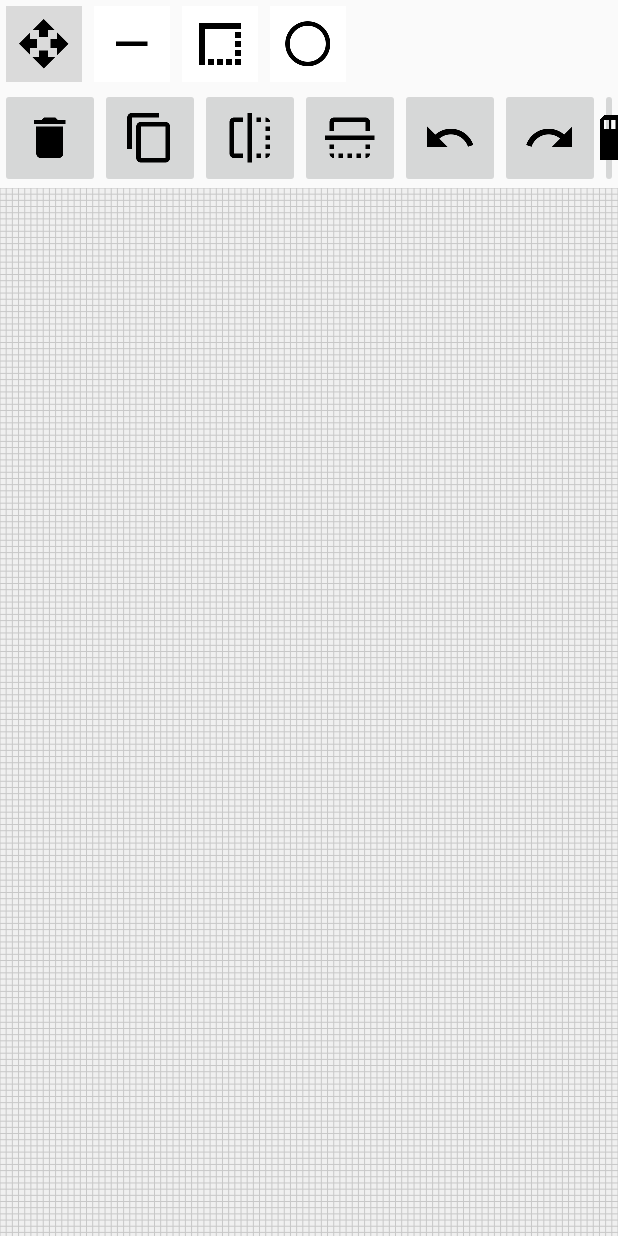
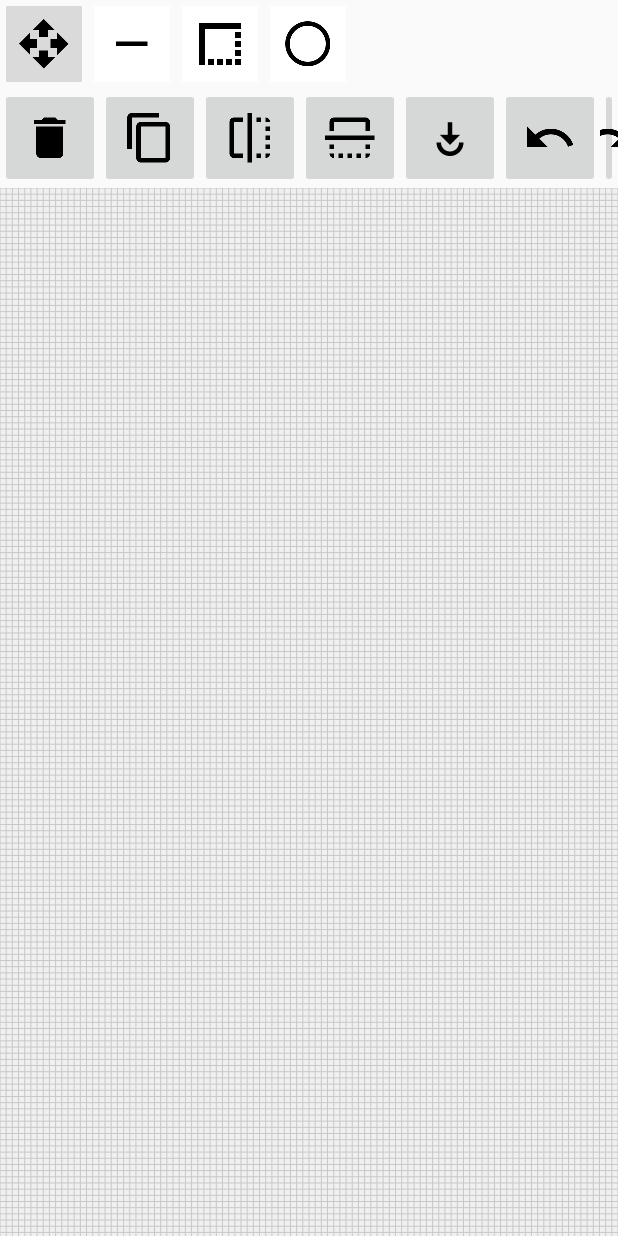
Before and after one commit to tarvainen/rodent-mobile, an Android app: the DrawingActivity screen opened directly, with no data from a screen before it, on a phone screen of 412 x 824 dp. Run offline under Robolectric (Android 15) with nearby library versions, the phone set to English and light mode, and no system bars.

Commit message:
Depth selector

```diff
--- a/app/src/main/java/rodent/rodentmobile/drawing/helpers/GestureDetectingDrawingBoard.java
+++ b/app/src/main/java/rodent/rodentmobile/drawing/helpers/GestureDetectingDrawingBoard.java
@@ -4,7 +4,6 @@ import android.content.Context;
 import android.graphics.Bitmap;
 import android.graphics.Canvas;
 import android.util.AttributeSet;
-import android.util.Log;
 import android.view.MotionEvent;
 import android.view.ScaleGestureDetector;
 
@@ -64,13 +63,16 @@ public class GestureDetectingDrawingBoard extends DrawingBoard {
         if (isToolBusy()) {
             drawBusyElement(canvas);
         }
-        Log.d("on draw", this.getPaper().getMillisInPx() + "");
+//        Log.d("on draw", this.getPaper().getMillisInPx() + "");
     }
 
     @Override
     public boolean onTouchEvent (MotionEvent event) {
         this.scaleDetector.onTouchEvent(event);
         this.handleOnTouchEventGesture(event);
+
+        // Touching invalidates drawing. Maybe implement some more logic here to see if drawing
+        // has actually changed.
         this.modified = true;
         return true;
     }
@@ -205,7 +207,7 @@ public class GestureDetectingDrawingBoard extends DrawingBoard {
     public Bitmap getBitmap() {
         Bitmap bitmap = Bitmap.createBitmap(85, 85, Bitmap.Config.ARGB_8888);
         Canvas canvas = new Canvas(bitmap);
-        canvas.scale(0.25f, 0.25f); // Magic variables.
+        canvas.scale(0.25f, 0.25f); // Magic numbers.
         drawElements(canvas);
         invalidate();
         return bitmap;
--- a/app/src/main/java/rodent/rodentmobile/drawing/shapes/Shape.java
+++ b/app/src/main/java/rodent/rodentmobile/drawing/shapes/Shape.java
@@ -2,6 +2,7 @@ package rodent.rodentmobile.drawing.shapes;
 
 import android.graphics.Canvas;
 import android.graphics.Paint;
+import android.util.Log;
 
 import java.io.Serializable;
 
@@ -92,6 +93,7 @@ public abstract class Shape implements Serializable {
 
     public void setDepth (float depth) {
         this.depth = depth;
+        Log.d("Shape", "depth set: " + depth);
     }
 
     public float getDepth () {
--- a/app/src/main/res/layout/activity_drawing.xml
+++ b/app/src/main/res/layout/activity_drawing.xml
@@ -111,13 +111,22 @@
             android:padding="15dp"/>
 
         <ImageButton
+            android:layout_width="wrap_content"
+            android:layout_height="wrap_content"
+            android:id="@+id/action_depth"
+            android:layout_toEndOf="@id/action_flip_vertically"
+            android:src="@drawable/ic_play_for_work_black_36dp"
+            android:padding="15dp"
+            android:onClick="onActionButtonClick" />
+
+        <ImageButton
             android:id="@+id/action_undo"
             android:layout_width="wrap_content"
             android:layout_height="wrap_content"
             android:src="@drawable/ic_undo_black_36dp"
             android:onClick="onActionButtonClick"
             android:layout_alignParentTop="true"
-            android:layout_toEndOf="@+id/action_flip_vertically"
+            android:layout_toEndOf="@id/action_depth"
             android:padding="15dp"/>
 
         <ImageButton
```
Also changed, not shown: app/src/main/java/rodent/rodentmobile/activities/DrawingActivity.java (+58 -0 lines), app/src/main/res/layout/depth_selector.xml (added, +21 -0 lines), app/src/main/res/drawable-hdpi/ic_play_for_work_black_36dp.png (added), app/src/main/res/drawable-mdpi/ic_play_for_work_black_36dp.png (added), app/src/main/res/drawable-xhdpi/ic_play_for_work_black_36dp.png (added), app/src/main/res/drawable-xxhdpi/ic_play_for_work_black_36dp.png (added), app/src/main/res/drawable-xxxhdpi/ic_play_for_work_black_36dp.png (added).
